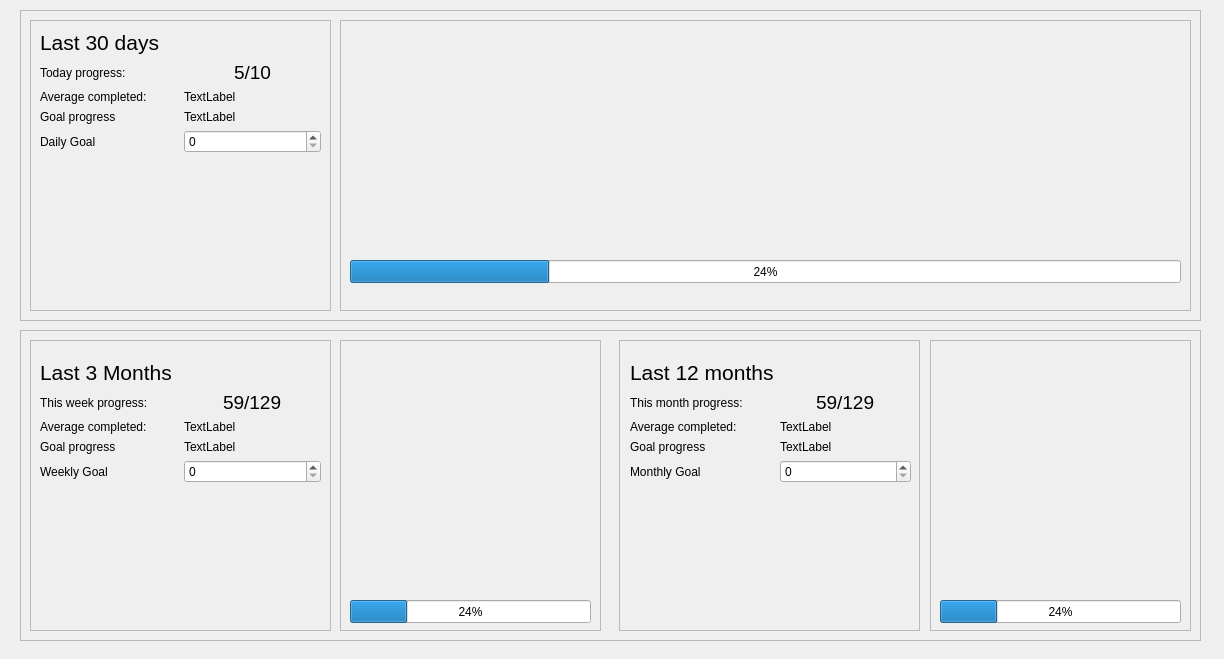
Before: the Qt Designer form src/gui/ui/goalsview.ui in ravenvz/SprintTimer, drawn with Qt 5.
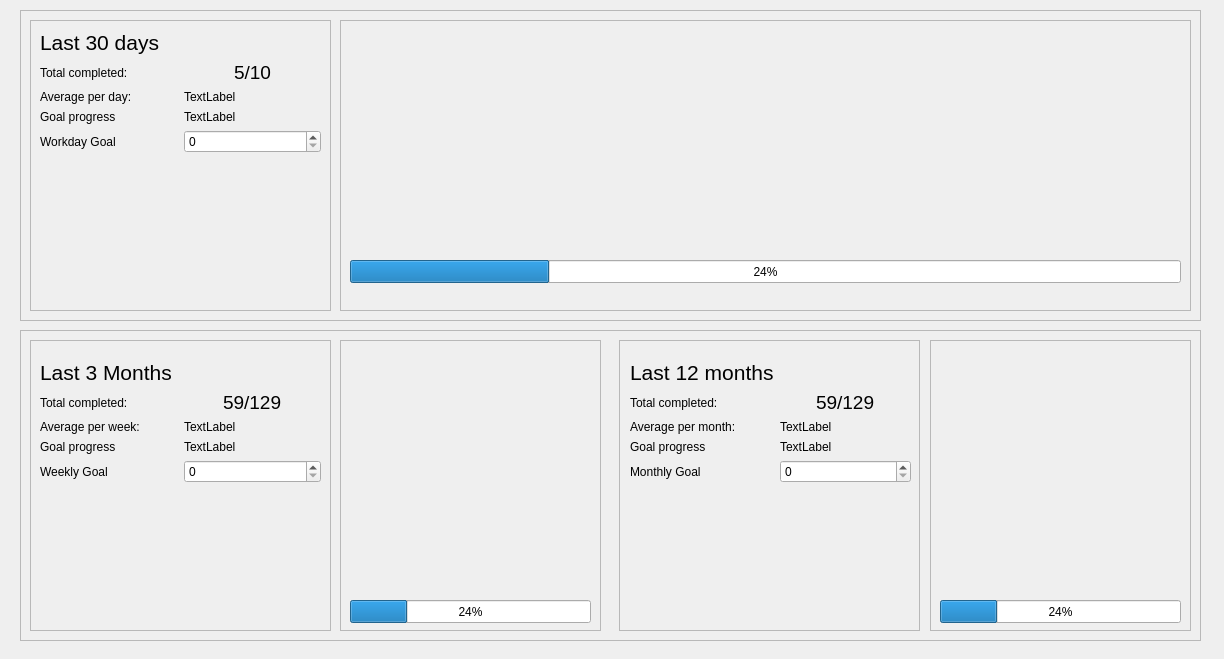
After: the same form once the commit is applied.

Commit message: Change displayed information in goals view. Ui fixes

```diff
--- a/src/gui/ui/goalsview.ui
+++ b/src/gui/ui/goalsview.ui
@@ -54,7 +54,7 @@
     <item row="4" column="0">
      <widget class="QLabel" name="label_2">
       <property name="text">
-       <string>Daily Goal</string>
+       <string>Workday Goal</string>
       </property>
      </widget>
     </item>
@@ -81,7 +81,7 @@
     <item row="2" column="0" alignment="Qt::AlignLeft">
      <widget class="QLabel" name="label_4">
       <property name="text">
-       <string>Average completed: </string>
+       <string>Average per day: </string>
       </property>
      </widget>
     </item>
@@ -121,7 +121,7 @@
     <item row="1" column="0">
      <widget class="QLabel" name="label_3">
       <property name="text">
-       <string>Today progress:</string>
+       <string>Total completed:</string>
       </property>
      </widget>
     </item>
@@ -185,7 +185,7 @@
     <item row="2" column="0" alignment="Qt::AlignLeft">
      <widget class="QLabel" name="label_8">
       <property name="text">
-       <string>Average completed: </string>
+       <string>Average per week: </string>
       </property>
      </widget>
     </item>
@@ -238,7 +238,7 @@
     <item row="1" column="0">
      <widget class="QLabel" name="label_7">
       <property name="text">
-       <string>This week progress:</string>
+       <string>Total completed:</string>
       </property>
      </widget>
     </item>
@@ -294,7 +294,7 @@
     <item row="2" column="0" alignment="Qt::AlignLeft">
      <widget class="QLabel" name="label_12">
       <property name="text">
-       <string>Average completed: </string>
+       <string>Average per month: </string>
       </property>
      </widget>
     </item>
@@ -376,7 +376,7 @@
     <item row="1" column="0">
      <widget class="QLabel" name="label_13">
       <property name="text">
-       <string>This month progress:</string>
+       <string>Total completed:</string>
       </property>
      </widget>
     </item>
```
The commit also changes 4 other files.
